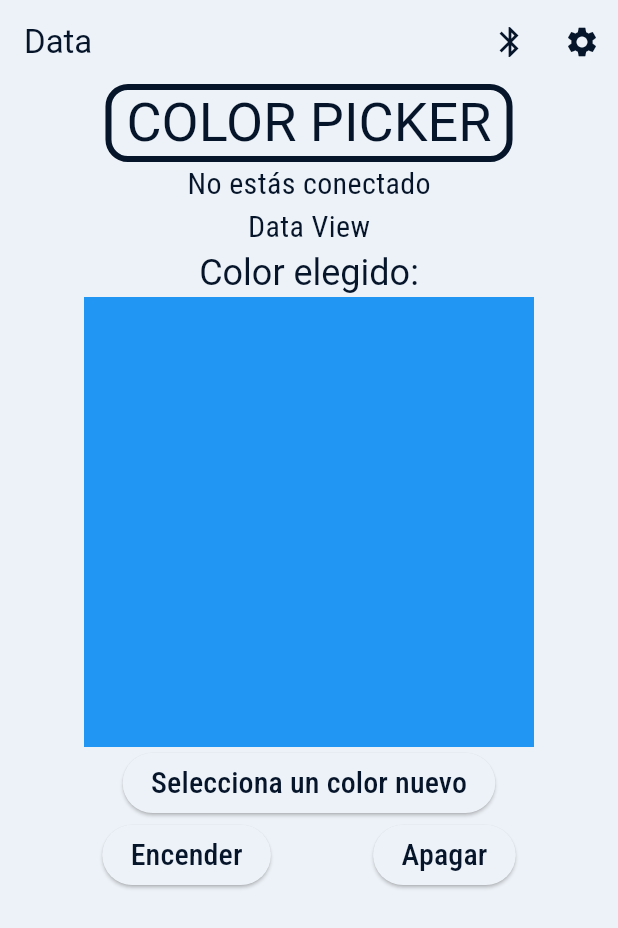
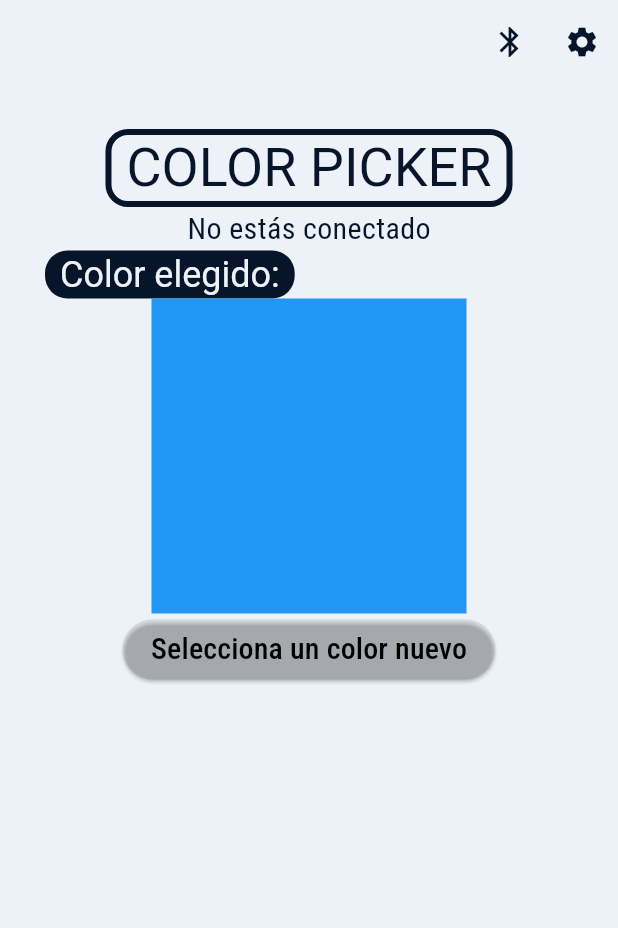
Before and after one commit to Sjvc0595/color_picker, a Flutter app: the screen it shows after launch, on a phone screen of 412 x 824 dp. Shown: the top 928 px of the screen. Run offline on Flutter 3.47's test engine with Material 3 defaults, Android fonts, the phone set to English and light mode, and no system bars; our stand-ins replace flutter_bluetooth_serial, flutter_colorpicker, google_fonts, permission_handler; generated files the repository leaves out were written again.

Commit message:
refactor: Improve color picker styling in data view

```diff
--- a/lib/src/views/data_view.dart
+++ b/lib/src/views/data_view.dart
@@ -98,7 +98,6 @@ class _DataViewState extends State<DataView> {
 
     return Scaffold(
       appBar: AppBar(
-        title: const Text('Data'),
         actions: [
           IconButton(
             icon: const Icon(Icons.bluetooth),
@@ -115,7 +114,9 @@ class _DataViewState extends State<DataView> {
           ),
         ],
       ),
-      body: SingleChildScrollView(
+      body: Padding(
+        padding: const EdgeInsets.all(30.0),
+        child: SingleChildScrollView(
           child: Center(
             child: Column(
               children: [
@@ -136,44 +137,44 @@ class _DataViewState extends State<DataView> {
                 Text(bluetoothService.isConnected
                     ? "Estás conectado"
                     : "No estás conectado"),
-              const Text('Data View'),
-              Text(
+                Align(
+                  alignment: Alignment.centerLeft,
+                  child: Container(
+                    padding: const EdgeInsets.symmetric(horizontal: 10),
+                    decoration: BoxDecoration(
+                      color: Theme.of(context).colorScheme.primary,
+                      borderRadius: BorderRadius.circular(15),
+                    ),
+                    child: Text(
                       "Color elegido:",
-                style: Theme.of(context).textTheme.headlineSmall,
+                      style:
+                          Theme.of(context).textTheme.headlineSmall!.copyWith(
+                                color: Theme.of(context).colorScheme.onPrimary,
+                              ),
+                    ),
+                  ),
                 ),
                 SizedBox(
-                width: 300,
-                height: 300,
+                  width: 210,
+                  height: 210,
                   child: Container(
                     color: _currentColor,
                   ),
                 ),
                 ElevatedButton(
                   onPressed: _selectColor,
-                child: const Text("Selecciona un color nuevo"),
+                  style: ElevatedButton.styleFrom(
+                    backgroundColor: Theme.of(context).colorScheme.secondary,
                   ),
-              Row(
-                mainAxisAlignment: MainAxisAlignment.spaceEvenly,
-                children: [
-                  ElevatedButton(
-                    onPressed: () {
-                      if (bluetoothService.isConnected) {
-                        bluetoothService.sendData("1");
-                      }
-                    },
-                    child: const Text("Encender"),
+                  child: Text(
+                    "Selecciona un color nuevo",
+                    style: Theme.of(context).textTheme.labelLarge!.copyWith(
+                          color: Theme.of(context).colorScheme.onSecondary,
                         ),
-                  ElevatedButton(
-                    onPressed: () {
-                      if (bluetoothService.isConnected) {
-                        bluetoothService.sendData("0");
-                      }
-                    },
-                    child: const Text("Apagar"),
+                  ),
                 ),
               ],
             ),
-            ],
           ),
         ),
       ),
```
Lines whose indentation alone changed are shown as unchanged.
